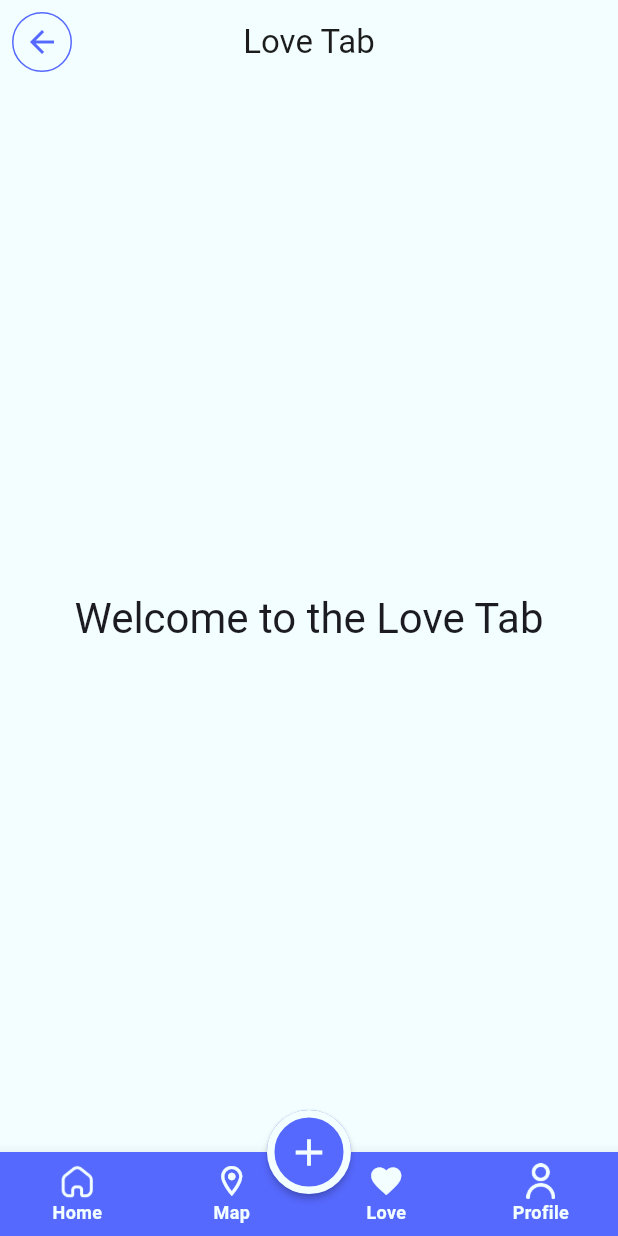
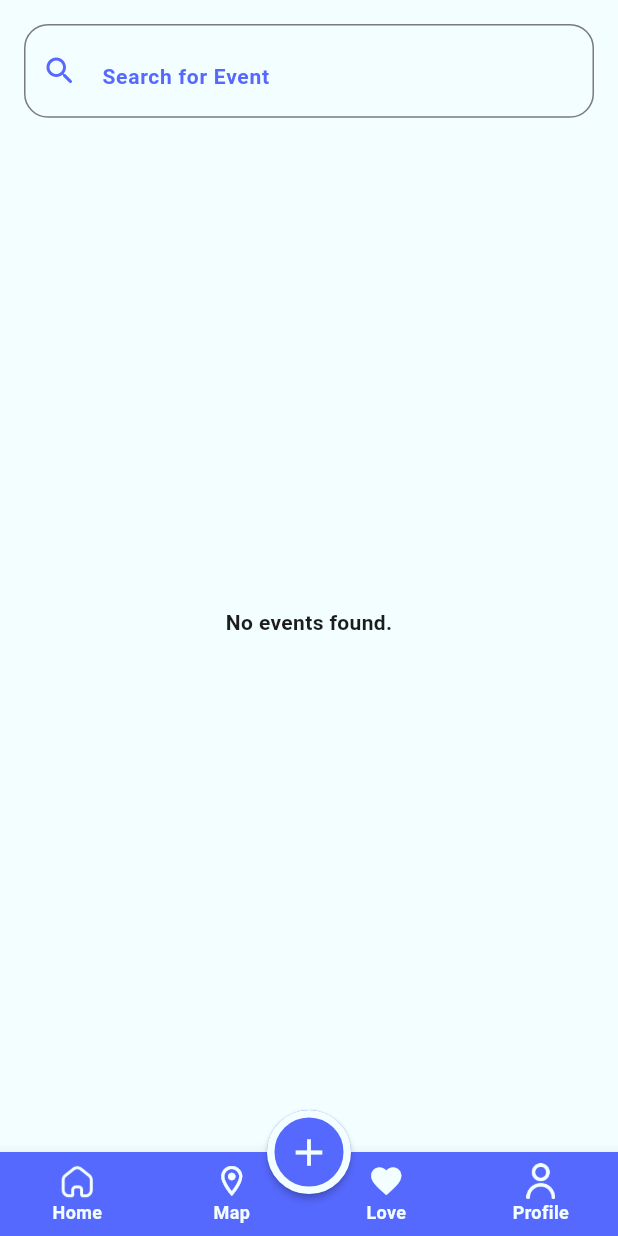
Before and after one commit to MohamadQotb/evently_app, a Flutter app: the MainScreen screen opened by its route, item 3 of the bottom bar chosen, on a phone screen of 412 x 824 dp. Run offline on Flutter 3.47's test engine with Material 3 defaults, Android fonts, the light colour scheme and no system bars; our stand-ins replace cloud_firestore, firebase_auth, firebase_core, smooth_page_indicator, toggle_switch; accounts and stored records are empty.

Commit message:
loveTab done

```diff
--- a/lib/UI/main_screen/tabs/home_tab/views/home_header_view.dart
+++ b/lib/UI/main_screen/tabs/home_tab/views/home_header_view.dart
@@ -95,7 +95,7 @@ class HomeHeaderView extends StatelessWidget {
               ],
             ),
             const SizedBox(height: 16),
-            const CategorySlider()
+            CategorySlider()
           ],
         ),
       ),
--- a/lib/UI/main_screen/tabs/love_tab/love_tab.dart
+++ b/lib/UI/main_screen/tabs/love_tab/love_tab.dart
@@ -1,18 +1,60 @@
+import 'package:evently_app/UI/main_screen/tabs/love_tab/views/event_views.dart';
+import 'package:evently_app/core/common/app_colors.dart';
 import 'package:flutter/material.dart';
 
-class LoveTab extends StatelessWidget {
+class LoveTab extends StatefulWidget {
   const LoveTab({super.key});
 
   @override
+  State<LoveTab> createState() => _LoveTabState();
+}
+
+class _LoveTabState extends State<LoveTab> {
+  TextEditingController searchText = TextEditingController();
+
+  @override
   Widget build(BuildContext context) {
-    return Scaffold(
-      appBar: AppBar(
-        title: const Text('Love Tab'),
-      ),
-      body: Center(
-        child: Text(
-          'Welcome to the Love Tab',
-          style: Theme.of(context).textTheme.headlineMedium,
+    return SafeArea(
+      child: Padding(
+        padding: const EdgeInsets.all(16.0),
+        child: GestureDetector(
+          onTap: FocusScope.of(context).unfocus,
+          child: Column(
+            children: [
+              TextField(
+                controller: searchText,
+                onChanged: (value) {
+                  if (value.length > 2) {
+                    setState(() {});
+                  } else if (value.isEmpty) {
+                    setState(() {});
+                  }
+                },
+                decoration: InputDecoration(
+                    suffix: GestureDetector(
+                      onTap: () {
+                        searchText.clear();
+                        setState(() {});
+                      },
+                      child: Icon(Icons.clear),
+                    ),
+                    border: OutlineInputBorder(
+                        borderRadius: BorderRadius.all(Radius.circular(16)),
+                        borderSide:
+                            BorderSide(color: AppColors.mainColor, width: 1)),
+                    prefixIcon: Icon(
+                      Icons.search_rounded,
+                      color: AppColors.mainColor,
+                    ),
+                    hintText: 'Search for Event',
+                    hintStyle: TextStyle(
+                        fontSize: 14,
+                        fontWeight: FontWeight.w700,
+                        color: AppColors.mainColor)),
+              ),
+              EventViews(searchText: searchText.text)
+            ],
+          ),
         ),
       ),
     );
--- /dev/null
+++ b/lib/UI/main_screen/tabs/love_tab/views/event_views.dart
@@ -0,0 +1,58 @@
+import 'package:evently_app/UI/main_screen/models/event_model.dart';
+import 'package:evently_app/UI/main_screen/widgets/event_card_widget.dart';
+import 'package:evently_app/core/common/services/firebase_services.dart';
+import 'package:flutter/material.dart';
+
+class EventViews extends StatefulWidget {
+  const EventViews({super.key, required this.searchText});
+  final String searchText;
+
+  @override
+  State<EventViews> createState() => _EventViewsState();
+}
+
+class _EventViewsState extends State<EventViews> {
+  @override
+  Widget build(BuildContext context) {
+    return Expanded(
+      child: StreamBuilder(
+        stream: FirebaseServices.getFavEvents(),
+        builder: (_, snapshot) {
+          if (snapshot.connectionState == ConnectionState.waiting) {
+            return const Center(child: CircularProgressIndicator());
+          } else if (snapshot.hasError) {
+            return Center(child: Text('Error: ${snapshot.error}'));
+          } else if (!snapshot.hasData || snapshot.data!.isEmpty) {
+            return const Center(child: Text('No events found.'));
+          } else {
+            List<EventModel> events = snapshot.data!;
+            List filteredEvents = events.where((event) {
+              return event.title
+                  .toLowerCase()
+                  .contains(widget.searchText.toLowerCase());
+            }).toList();
+            return RefreshIndicator(
+              onRefresh: () {
+                return Future.delayed(
+                  const Duration(seconds: 1),
+                  () => setState(() {}),
+                );
+              },
+              child: ListView.separated(
+                  padding: const EdgeInsets.symmetric(
+                    vertical: 4,
+                  ),
+                  itemBuilder: (context, index) => EventCardWidget(
+                        eventModel: filteredEvents[index],
+                      ),
+                  separatorBuilder: (context, index) => const SizedBox(
+                        height: 6,
+                      ),
+                  itemCount: filteredEvents.length),
+            );
+          }
+        },
+      ),
+    );
+  }
+}
--- a/lib/UI/main_screen/tabs/profile_tab/profile_tab.dart
+++ b/lib/UI/main_screen/tabs/profile_tab/profile_tab.dart
@@ -1,7 +1,6 @@
 import 'package:evently_app/UI/main_screen/tabs/profile_tab/widgets/drop_down_widget.dart';
 import 'package:evently_app/UI/main_screen/tabs/profile_tab/widgets/profile_header_widget.dart';
 import 'package:evently_app/UI/personalization_screen.dart';
-import 'package:evently_app/core/common/app_colors.dart';
 import 'package:evently_app/providers/theme_provider.dart';
 import 'package:firebase_auth/firebase_auth.dart';
 import 'package:flutter/material.dart';
--- a/lib/core/common/services/firebase_services.dart
+++ b/lib/core/common/services/firebase_services.dart
@@ -79,4 +79,24 @@ class FirebaseServices {
         .get();
     return snapshot.docs.map((doc) => doc.data()).toList();
   }
+
+  static Future changeEventFav(EventModel eventModel, bool favValue) async {
+    CollectionReference<EventModel> collection = getCollection();
+    await collection.doc(eventModel.id).update({'isFavorite': favValue});
+  }
+
+  static Stream<List<EventModel>> getFavEvents() {
+    CollectionReference<EventModel> collection = getCollection();
+    Stream<QuerySnapshot<EventModel>> snapshot = collection
+        .orderBy('date')
+        .where('isFavorite', isEqualTo: true)
+        .snapshots();
+    return snapshot.map(
+      (event) => event.docs
+          .map(
+            (e) => e.data(),
+          )
+          .toList(),
+    );
+  }
 }
```
Also changed, not shown: lib/UI/main_screen/tabs/profile_tab/widgets/drop_down_widget.dart (+4 -4 lines), lib/UI/main_screen/widgets/event_card_widget.dart (+35 -7 lines).
